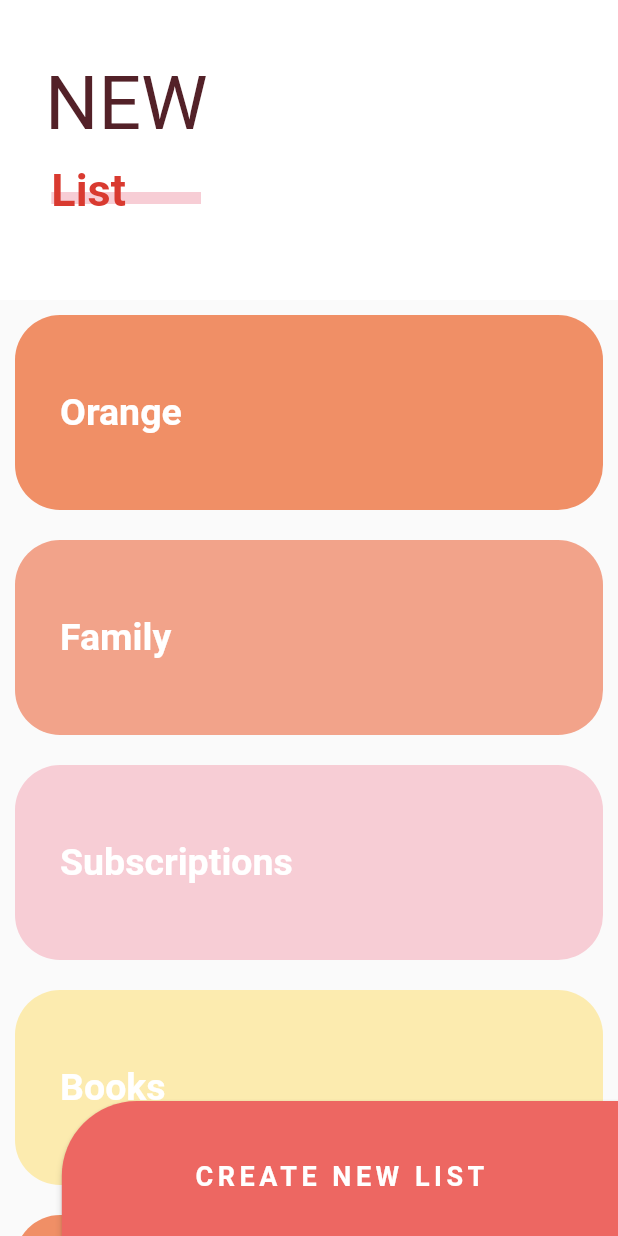
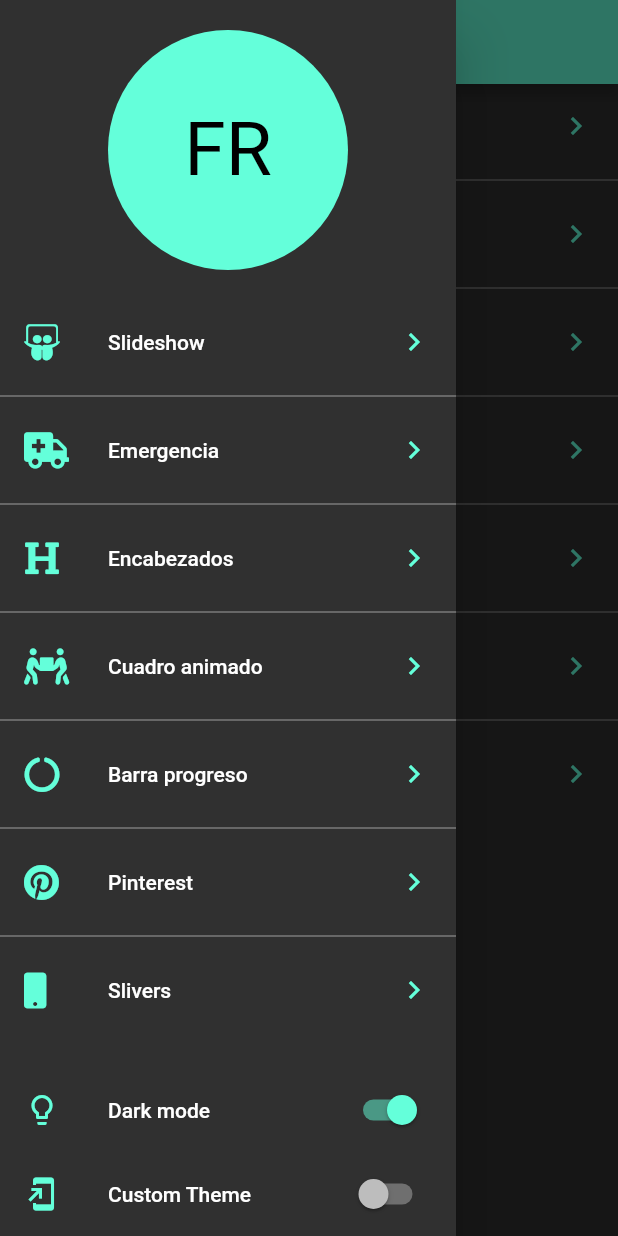
Before and after one commit to rramsol/animacionesFlutterYDise-os, a Flutter app: the screen it shows after launch, with the side drawer open (before the commit the screen has no drawer), on a phone screen of 412 x 824 dp. Run offline on Flutter 3.47's test engine with Material 2 defaults, Android fonts, the phone set to English and light mode, and no system bars; our stand-ins replace animate_do, flutter_svg, font_awesome_flutter.

Commit message:
termine seccion de temas

```diff
--- a/lib/main.dart
+++ b/lib/main.dart
@@ -1,19 +1,31 @@
 
 import 'package:backgroundscustompainter/src/pages/emergency_page.dart';
+import 'package:backgroundscustompainter/src/pages/launcher_page.dart';
 import 'package:backgroundscustompainter/src/pages/sliver_list_page.dart';
+import 'package:backgroundscustompainter/src/theme/theme.dart';
 import 'package:flutter/material.dart';
 
 import 'package:backgroundscustompainter/src/pages/pinteres_page.dart';
+import 'package:provider/provider.dart';
 
-void main() => runApp(MyApp());
+void main() => runApp(
+    ChangeNotifierProvider(
+        create: (_) => themeChanger(2),
+        child: MyApp()
+    )
+);
 
 class MyApp extends StatelessWidget {
   @override
   Widget build(BuildContext context) {
+
+    final currentTheme = Provider.of<themeChanger>(context).currentTheme;
+
     return MaterialApp(
       debugShowCheckedModeBanner: false,
+      theme: currentTheme,
       title: 'Material App',
-      home: SliverListPage(),
+      home: LauncherPage(),
     );
   }
 }
--- /dev/null
+++ b/lib/src/pages/launcher_page.dart
@@ -0,0 +1,106 @@
+import 'package:backgroundscustompainter/src/routes/routes.dart';
+import 'package:backgroundscustompainter/src/theme/theme.dart';
+import 'package:flutter/material.dart';
+import 'package:font_awesome_flutter/font_awesome_flutter.dart';
+
+import 'package:backgroundscustompainter/src/routes/routes.dart';
+import 'package:provider/provider.dart';
+
+class LauncherPage extends StatelessWidget {
+  @override
+  Widget build(BuildContext context) {
+    final appTheme = Provider.of<themeChanger>(context).currentTheme;
+    return Scaffold(
+      appBar: AppBar(
+        title: Text('Diseños en Flutter'),
+        backgroundColor: appTheme.accentColor,
+      ),
+      drawer: _MenuPrincipalCustom(),
+      body: _ListaOpcionesCustom(),
+    );
+  }
+}
+
+class _ListaOpcionesCustom extends StatelessWidget {
+  @override
+  Widget build(BuildContext context) {
+
+    final appTheme = Provider.of<themeChanger>(context).currentTheme;
+
+    return ListView.separated(
+      physics: BouncingScrollPhysics(),
+      separatorBuilder: (context, i)=>Divider(
+        color: appTheme.primaryColorLight,
+      ),
+      itemCount: pageRoutes.length,
+      itemBuilder: (context,i)=>ListTile(
+        leading: FaIcon( pageRoutes[i].icon,color: appTheme.accentColor,),
+        title: Text( pageRoutes[i].titulo),
+        trailing: Icon( Icons.chevron_right, color: appTheme.accentColor,),
+        onTap: (){
+          Navigator.push(context, MaterialPageRoute(builder: (context)=> pageRoutes[i].page));
+        },
+      ),
+    );
+  }
+}
+
+class _MenuPrincipalCustom extends StatelessWidget {
+
+
+  @override
+  Widget build(BuildContext context) {
+
+    final appTheme = Provider.of<themeChanger>(context);
+
+
+    return Drawer(
+      child: Container(
+        child: Column(
+          children: <Widget>[
+
+            Container(
+              padding: EdgeInsets.all(20),
+              width: double.infinity,
+              height: 200,
+              child: CircleAvatar(
+                backgroundColor: appTheme.currentTheme.accentColor,
+                child: Text('FR', style: TextStyle(fontSize: 50),),
+              ),
+            ),
+
+            Expanded(
+              child: _ListaOpcionesCustom(),
+            ),
+
+            ListTile(
+              leading: Icon( Icons.lightbulb_outline,color: appTheme.currentTheme.accentColor,),
+              title: Text('Dark mode'),
+              trailing: Switch.adaptive(
+                  activeColor: appTheme.currentTheme.accentColor,
+                  value: appTheme.darkTheme,
+                  onChanged: (value){
+                    appTheme.darkTheme = value;
+                  }
+              ),
+            ),
+
+            ListTile(
+              leading: Icon( Icons.add_to_home_screen,color: appTheme.currentTheme.accentColor,),
+              title: Text('Custom Theme'),
+
+              trailing: Switch.adaptive(
+                  activeColor: appTheme.currentTheme.accentColor,
+                  value: appTheme.customTheme,
+                  onChanged: (value){
+                    appTheme.customTheme = value;
+                  },
+              ),
+            )
+
+          ],
+        ),
+      ),
+    );
+  }
+}
--- a/lib/src/pages/slideshow_page.dart
+++ b/lib/src/pages/slideshow_page.dart
@@ -1,18 +1,21 @@
+import 'package:backgroundscustompainter/src/theme/theme.dart';
 import 'package:backgroundscustompainter/src/widgets/slideshowMyWidget.dart';
 import 'package:flutter/material.dart';
 import 'package:flutter_svg/flutter_svg.dart';
+import 'package:provider/provider.dart';
 
 class SlideShowPage extends StatelessWidget {
 
   @override
   Widget build(BuildContext context) {
 
+    final appTheme = Provider.of<themeChanger>(context);
     return Scaffold(
       body: SlideShowMyWidget(
         tamanoPuntoPrimario: 20,
         tamanoPuntoSecundario: 15,
         puntosArriba: false,
-        colorPrimario: Colors.green,
+        colorPrimario: (appTheme.darkTheme) ?  appTheme.currentTheme.accentColor:Colors.green,
         slides: <Widget>[
           SvgPicture.asset('assets/svg/1.svg'),
           SvgPicture.asset('assets/svg/2.svg'),
--- a/lib/src/pages/sliver_list_page.dart
+++ b/lib/src/pages/sliver_list_page.dart
@@ -1,4 +1,6 @@
+import 'package:backgroundscustompainter/src/theme/theme.dart';
 import 'package:flutter/material.dart';
+import 'package:provider/provider.dart';
 
 class SliverListPage extends StatelessWidget {
   @override
@@ -23,20 +25,21 @@ class _BotonNewList extends StatelessWidget {
   Widget build(BuildContext context) {
 
     final size = MediaQuery.of(context).size;
+    final appTheme = Provider.of<themeChanger>(context);
 
     return ButtonTheme(
       minWidth: size.width*0.9,
       height: 100,
       child: RaisedButton(
         onPressed: (){},
-        color: Color(0xffED6762),
+        color: ( appTheme.darkTheme )? appTheme.currentTheme.accentColor: Color(0xffED6762),
         shape: RoundedRectangleBorder(
           borderRadius: BorderRadius.only(topLeft: Radius.circular(50)),
         ),
         child: Text(
             'CREATE NEW LIST',
           style: TextStyle(
-            color: Colors.white,
+            color: appTheme.currentTheme.scaffoldBackgroundColor,
             fontSize: 18,
             fontWeight: FontWeight.bold,
             letterSpacing: 3
@@ -62,6 +65,9 @@ class _MainScroll extends StatelessWidget {
 
   @override
   Widget build(BuildContext context) {
+
+    final appTheme = Provider.of<themeChanger>(context).currentTheme;
+
     return CustomScrollView(
       slivers: <Widget>[
 
@@ -72,7 +78,7 @@ class _MainScroll extends StatelessWidget {
             maxheight: 200,
             child: Container(
                 alignment: Alignment.centerLeft,
-                color: Colors.white,
+                color:appTheme.scaffoldBackgroundColor,
                 child: _Titulo(),
             )
           ),
@@ -125,12 +131,18 @@ class _SliverCustomHeaderDelegate extends SliverPersistentHeaderDelegate{
 class _Titulo extends StatelessWidget {
   @override
   Widget build(BuildContext context) {
+
+    final appTheme = Provider.of<themeChanger>(context);
+
+
     return Column(
       children: <Widget>[
         SizedBox ( height:  30, ),
         Container(
           margin: EdgeInsets.symmetric(horizontal: 30, vertical: 10),
-          child: Text('NEW',style: TextStyle(color: Color(0xff532128),fontSize: 50),),
+          child: Text('NEW',
+            style: TextStyle(color: (appTheme.darkTheme)? Colors.grey: Color(0xff532128),fontSize: 50),
+          ),
         ),
 
         Stack(
@@ -141,7 +153,7 @@ class _Titulo extends StatelessWidget {
               child: Container(
                 width:  150,
                 height: 8,
-                color: Color(0xffF7CDD5),
+                color: (appTheme.darkTheme)? Colors.grey: Color(0xffF7CDD5),
               ),
             ),
             Container(
@@ -188,14 +200,23 @@ class _ListItem extends StatelessWidget {
 
   @override
   Widget build(BuildContext context) {
+
+    final appTheme = Provider.of<themeChanger>(context);
+
     return Container(
-      child: Text(this.titulo,style: TextStyle(color: Colors.white,fontWeight: FontWeight.bold,fontSize: 25),),
+      child: Text(this.titulo,
+        style: TextStyle(
+            color: Colors.white,
+            fontWeight: FontWeight.bold,
+            fontSize: 25
+        ),
+      ),
       padding: EdgeInsets.all(30),
       alignment: Alignment.centerLeft,
       height: 130,
       margin: EdgeInsets.all(10),
       decoration: BoxDecoration(
-        color: this.color,
+        color: ( appTheme.darkTheme )? Colors.grey : this.color,
         borderRadius: BorderRadius.circular(30)
       ),
     );
--- /dev/null
+++ b/lib/src/routes/routes.dart
@@ -0,0 +1,34 @@
+
+import 'package:backgroundscustompainter/src/pages//slideshow_page.dart';
+import 'package:backgroundscustompainter/src/pages/animaciones_page.dart';
+import 'package:backgroundscustompainter/src/pages/emergency_page.dart';
+import 'package:backgroundscustompainter/src/pages/graficas_circulares_page.dart';
+import 'package:backgroundscustompainter/src/pages/headers_page.dart';
+import 'package:backgroundscustompainter/src/pages/pinteres_page.dart';
+import 'package:backgroundscustompainter/src/pages/sliver_list_page.dart';
+import 'package:flutter/cupertino.dart';
+import 'package:font_awesome_flutter/font_awesome_flutter.dart';
+
+
+final pageRoutes = <_Route>[
+
+  _Route( FontAwesomeIcons.slideshare, 'Slideshow',  SlideShowPage() ),
+  _Route( FontAwesomeIcons.ambulance, 'Emergencia',  EmergencyPage() ),
+  _Route( FontAwesomeIcons.heading, 'Encabezados',  HeadersPage() ),
+  _Route( FontAwesomeIcons.peopleCarry, 'Cuadro animado',  CuadroAnimado() ),
+  _Route( FontAwesomeIcons.circleNotch, 'Barra progreso',  GraficasCircularesPage() ),
+  _Route( FontAwesomeIcons.pinterest, 'Pinterest',  PinteresPage() ),
+  _Route( FontAwesomeIcons.mobile, 'Slivers',  SliverListPage() ),
+
+];
+
+
+
+
+class _Route{
+  final IconData icon;
+  final String titulo;
+  final Widget page;
+
+  _Route(this.icon,this.titulo,this.page);
+}
--- /dev/null
+++ b/lib/src/theme/theme.dart
@@ -0,0 +1,77 @@
+import 'package:flutter/material.dart';
+
+class themeChanger with ChangeNotifier{
+
+  bool _darkTheme = false;
+  bool _customTheme = false;
+
+  ThemeData _currentTheme;
+  //Constructores
+
+  themeChanger( int theme ){
+
+    switch(theme){
+      case 1: //light
+        _darkTheme = false;
+        _customTheme = false;
+        _currentTheme = ThemeData.light();
+      break;
+
+      case 2: //Dark
+        _darkTheme = true;
+        _customTheme = false;
+        _currentTheme = ThemeData.dark();
+        break;
+
+      case 3: //Custom
+        _darkTheme = false;
+        _customTheme = true;
+
+        break;
+
+    }
+  }
+
+  //GETTERS
+  bool get darkTheme => this._darkTheme;
+  bool get customTheme => this._customTheme;
+
+  ThemeData get currentTheme => this._currentTheme;
+
+
+
+
+  //SETTERS
+  set darkTheme(bool value){
+    _customTheme = false;
+    _darkTheme = value;
+
+    if( value ){
+      _currentTheme = ThemeData.dark();
+    }else{
+      _currentTheme = ThemeData.light();
+    }
+    notifyListeners();
+  }
+  set customTheme(bool value){
+    _customTheme = value;
+    _darkTheme = false;
+
+    if( value ){
+      _currentTheme = ThemeData.dark().copyWith(
+        primaryColorLight:Color(0xff48A0EB) ,
+        accentColor: Color(0xff48A0EB),
+        primaryColor: Colors.white,
+        scaffoldBackgroundColor: Color(0xff16202B),
+        textTheme: TextTheme(
+          bodyText1:TextStyle( color: Colors.white ) ,
+
+        ),
+      );
+    }else{
+      _currentTheme = ThemeData.light();
+    }
+
+    notifyListeners();
+  }
+}
```
Also changed, not shown: lib/src/pages/graficas_circulares_page.dart (+6 -1 lines), lib/src/pages/pinteres_page.dart (+5 -2 lines), lib/src/widgets/pinteres_menu.dart (+13 -3 lines), 1 other file.
